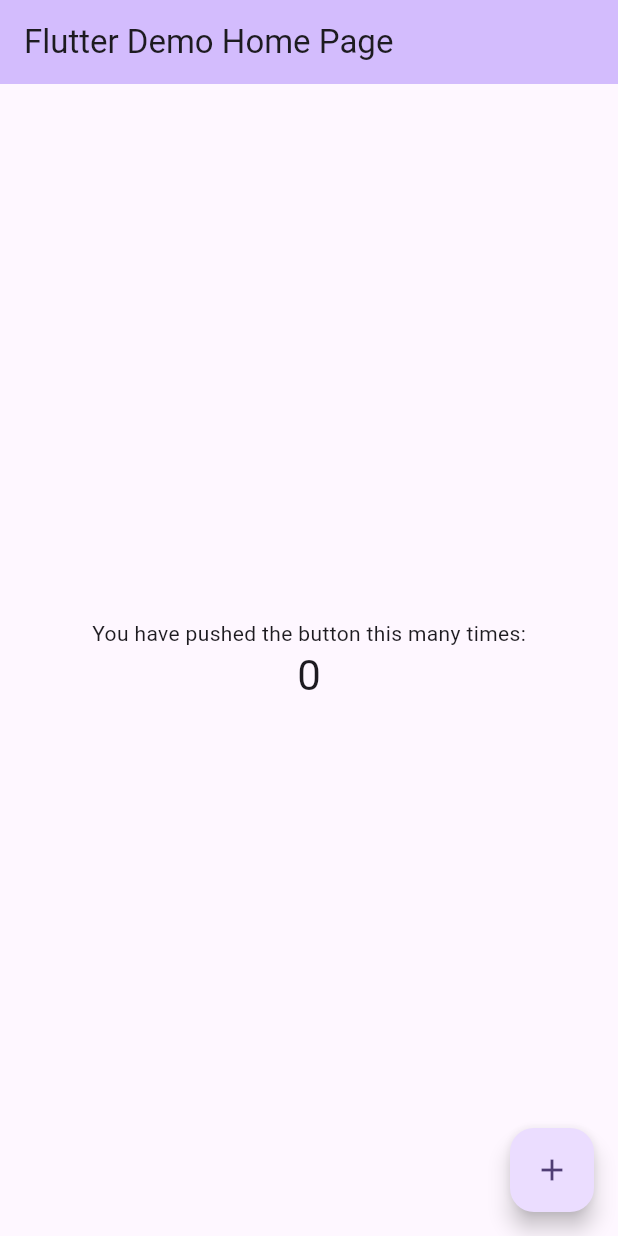
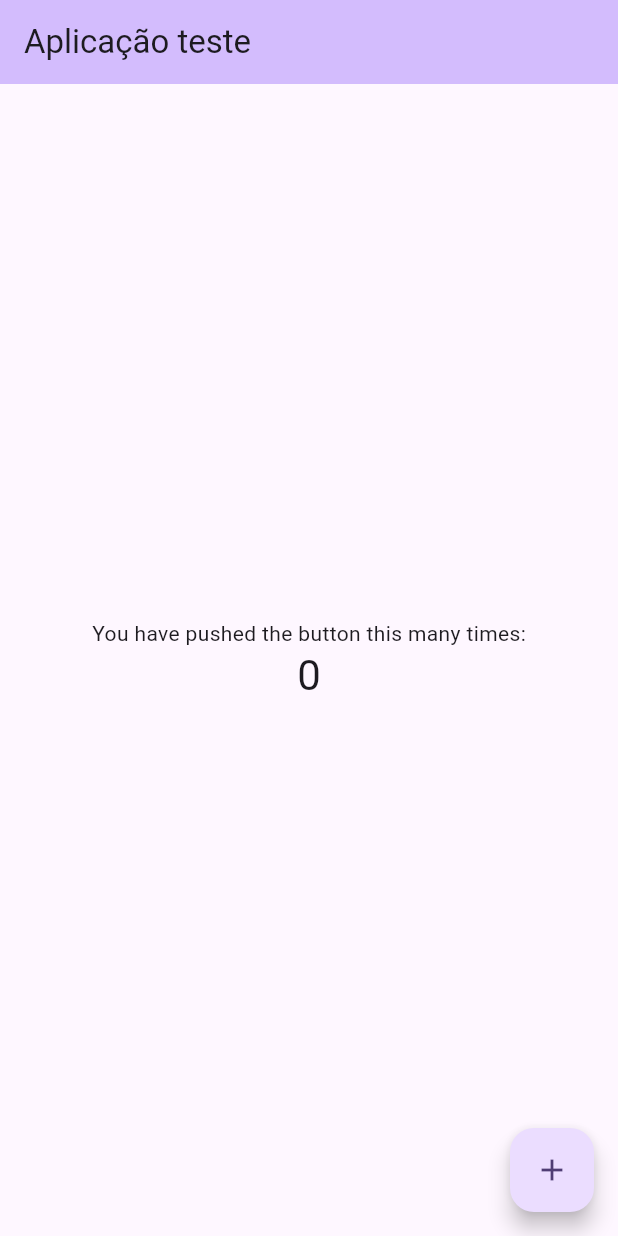
Before and after one commit to andree-felipe/capacitacao_dart_flutter, a Flutter app: the screen it shows after launch, on a phone screen of 412 x 824 dp. Run offline on Flutter 3.47's test engine with Material 3 defaults, Android fonts, the phone set to English and light mode, and no system bars.

Commit message:
First commit

```diff
--- a/lib/main.dart
+++ b/lib/main.dart
@@ -31,7 +31,7 @@ class MyApp extends StatelessWidget {
         colorScheme: ColorScheme.fromSeed(seedColor: Colors.deepPurple),
         useMaterial3: true,
       ),
-      home: const MyHomePage(title: 'Flutter Demo Home Page'),
+      home: const MyHomePage(title: 'Aplicação teste'),
     );
   }
 }
```
